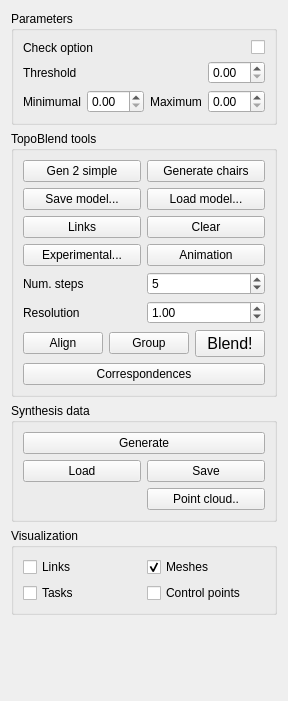
Above: topo-blend/topo_blend_widget.ui from ialhashim/topo-blend before the change. Below: the same form after it.
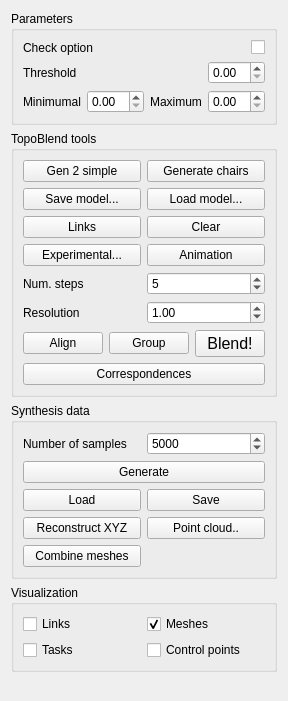
That is the form after the change. Icons and pictures are not drawn.

```diff
--- a/topo-blend/topo_blend_widget.ui
+++ b/topo-blend/topo_blend_widget.ui
@@ -290,34 +290,68 @@
       <string>Synthesis data</string>
      </property>
      <layout class="QGridLayout" name="gridLayout_3">
-      <item row="2" column="1">
+      <item row="3" column="1">
        <widget class="QPushButton" name="saveSynthButton">
         <property name="text">
          <string>Save</string>
         </property>
        </widget>
       </item>
-      <item row="2" column="0">
-       <widget class="QPushButton" name="loadSynthButton">
-        <property name="text">
-         <string>Load</string>
-        </property>
-       </widget>
-      </item>
-      <item row="0" column="0" colspan="2">
+      <item row="1" column="0" colspan="2">
        <widget class="QPushButton" name="genSynthButton">
         <property name="text">
          <string>Generate</string>
         </property>
        </widget>
       </item>
-      <item row="3" column="1">
+      <item row="3" column="0">
+       <widget class="QPushButton" name="loadSynthButton">
+        <property name="text">
+         <string>Load</string>
+        </property>
+       </widget>
+      </item>
+      <item row="0" column="0">
+       <widget class="QLabel" name="label_5">
+        <property name="text">
+         <string>Number of samples</string>
+        </property>
+       </widget>
+      </item>
+      <item row="4" column="1">
        <widget class="QPushButton" name="outputCloudButton">
         <property name="text">
          <string>Point cloud..</string>
         </property>
        </widget>
       </item>
+      <item row="0" column="1">
+       <widget class="QSpinBox" name="synthesisSamplesCount">
+        <property name="maximum">
+         <number>100000000</number>
+        </property>
+        <property name="singleStep">
+         <number>1000</number>
+        </property>
+        <property name="value">
+         <number>5000</number>
+        </property>
+       </widget>
+      </item>
+      <item row="4" column="0">
+       <widget class="QPushButton" name="reconstructButton">
+        <property name="text">
+         <string>Reconstruct XYZ</string>
+        </property>
+       </widget>
+      </item>
+      <item row="5" column="0">
+       <widget class="QPushButton" name="combineMeshesButton">
+        <property name="text">
+         <string>Combine meshes</string>
+        </property>
+       </widget>
+      </item>
      </layout>
     </widget>
    </item>
```
